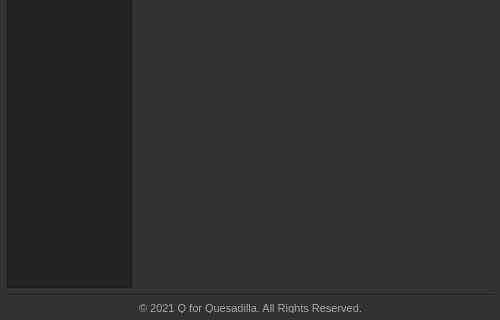
qforquesadilla/cookbook, file interface/main.ui: the form before one commit; both pictures show x 0 to 500 and y 180 to 500 of the 500 by 500 pixel window.
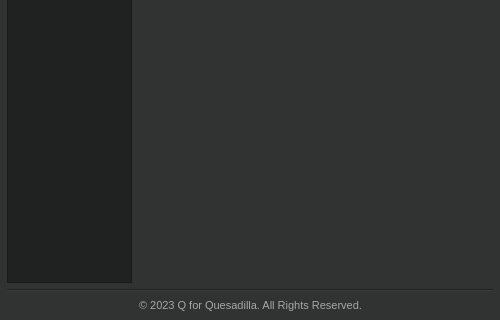
The form after the commit.

Commit message: Add docstrings, update copyright and LICENSE

Diff of the .ui file:
```diff
--- a/interface/main.ui
+++ b/interface/main.ui
@@ -125,13 +125,13 @@
        <property name="minimumSize">
         <size>
          <width>0</width>
-         <height>5</height>
+         <height>15</height>
         </size>
        </property>
        <property name="maximumSize">
         <size>
          <width>16777215</width>
-         <height>10</height>
+         <height>15</height>
         </size>
        </property>
        <property name="font">
@@ -143,7 +143,7 @@
         <string notr="true">color: #a6a6a6;</string>
        </property>
        <property name="text">
-        <string>© 2021 Q for Quesadilla. All Rights Reserved.</string>
+        <string>© 2023 Q for Quesadilla. All Rights Reserved.</string>
        </property>
       </widget>
      </item>
```
The commit also changes 2 other files.
